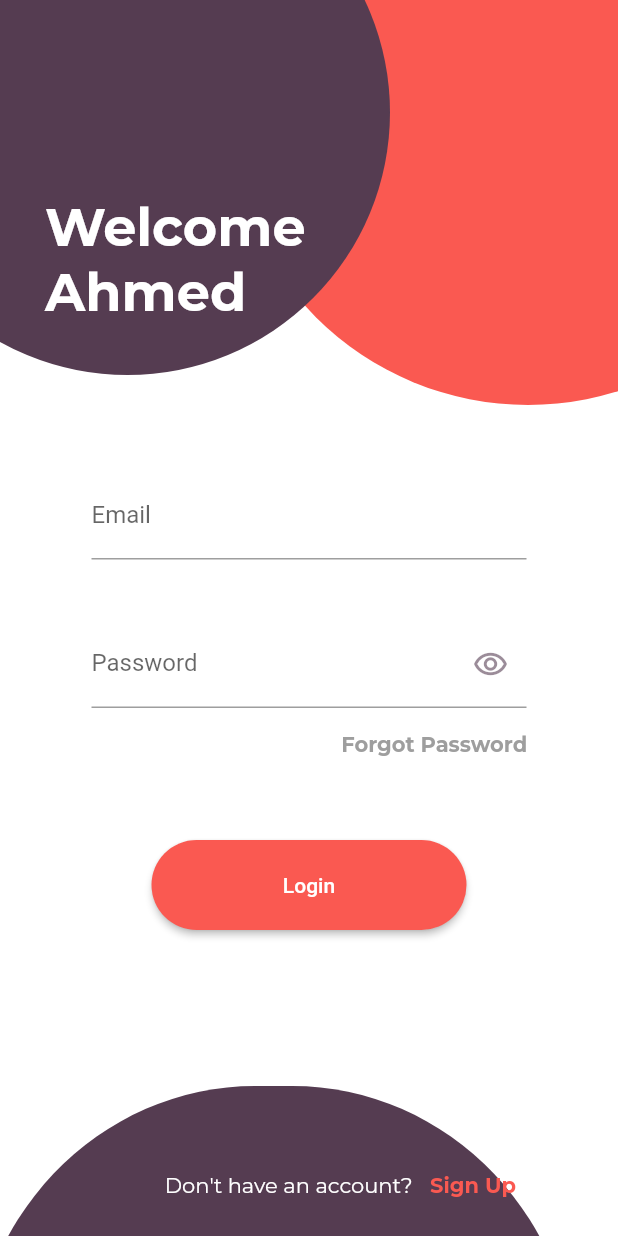
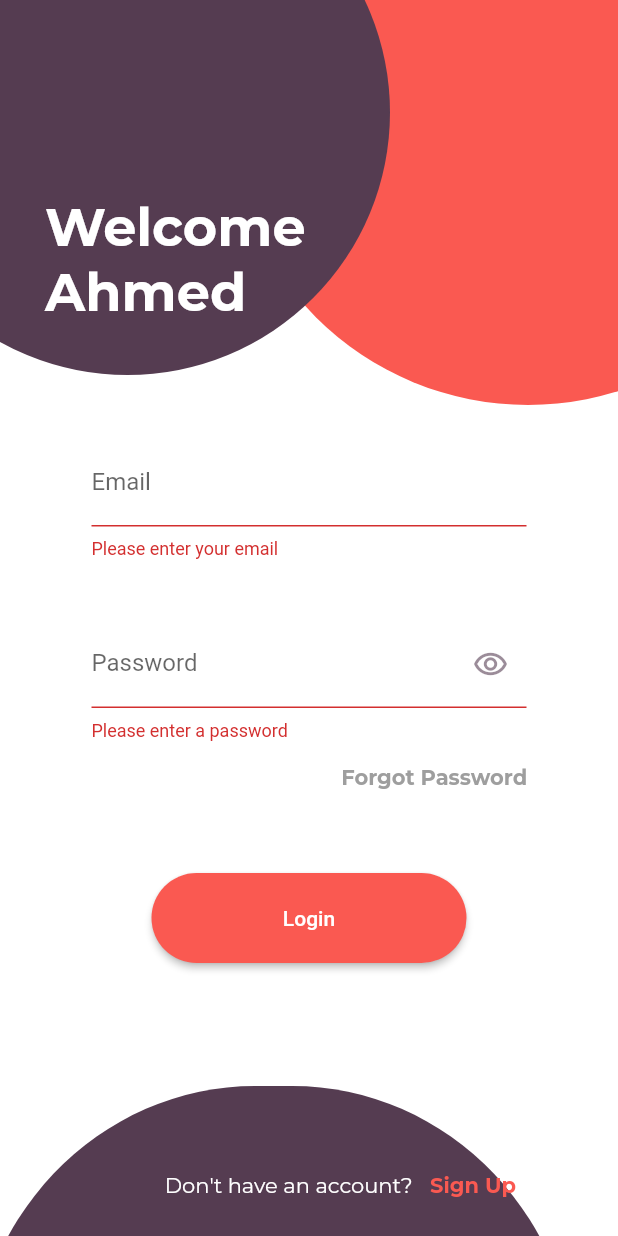
Before and after one commit to AhmedAli006/LogIn-SignUp, a Flutter app: the Login widget shown alone on an empty page, opened directly, after a tap on "Login", on a phone screen of 412 x 824 dp. Run offline on Flutter 3.47's test engine with Material 2 defaults, Android fonts, the phone set to English and light mode, and no system bars; our stand-ins replace google_fonts.

Commit message:
Form validation

```diff
--- a/lib/LoginPage.dart
+++ b/lib/LoginPage.dart
@@ -9,14 +9,40 @@ class Login extends StatefulWidget {
 }
 
 class _LoginState extends State<Login> {
+  final _formKey = GlobalKey<FormState>();
+
+  String _email = '';
+  String _password = '';
   bool _isSecureText = true;
+
+  // void _submitForm() {
+  //   if (_formKey.currentState!.validate()) {
+  //     print('Email: $_email');
+  //     print('Password: $_password');
+  //   }
+  // }
+
+  void _submitForm() {
+  if (_formKey.currentState!.validate()) {
+    // Validate will trigger the onSaved callbacks
+    _formKey.currentState!.save();
+
+    // Form is valid, proceed with registration
+
+    print('Email: $_email');
+    print('Password: $_password');
+  }
+}
+
+
   @override
   Widget build(BuildContext context) {
-    return Scaffold(
-        body: Stack(
+    return Stack(
       children: [
-        Container(
+        Positioned.fill(
+          child: Container(
             color: Colors.white, // You can choose any background color you want
+          ),
         ),
         Positioned(
           top: -130,
@@ -24,7 +50,7 @@ class _LoginState extends State<Login> {
           child: Container(
             width: 400,
             height: 400,
-            decoration: BoxDecoration(
+            decoration: const BoxDecoration(
               shape: BoxShape.circle,
               color: Color(0xfffa5951),
             ),
@@ -36,7 +62,7 @@ class _LoginState extends State<Login> {
           child: Container(
             width: 350,
             height: 350,
-            decoration: BoxDecoration(
+            decoration: const BoxDecoration(
               shape: BoxShape.circle,
               color: Color(0xff553c51),
             ),
@@ -45,13 +71,11 @@ class _LoginState extends State<Login> {
         Positioned(
           top: 130,
           left: 30,
-          child: Container(
           child: Text("Welcome \nAhmed",
               style: GoogleFonts.montserrat(
                   fontSize: 35,
                   fontWeight: FontWeight.bold,
                   color: Colors.white)),
-          ),
         ),
         Positioned(
           bottom: -200,
@@ -60,13 +84,10 @@ class _LoginState extends State<Login> {
             width: 405,
             height: 300,
             decoration: const BoxDecoration(
-              // shape: BoxShape.circle,
-              // borderRadius: BorderRadius.all(Radius.elliptical(200, 110)),
               borderRadius: BorderRadius.only(
                 topLeft: Radius.elliptical(190, 200),
                 topRight: Radius.elliptical(190, 200),
               ),
-
               color: Color(0xff553c51),
             ),
           ),
@@ -85,13 +106,16 @@ class _LoginState extends State<Login> {
                   child: Text(
                     "Sign Up",
                     style: GoogleFonts.montserrat(
-                        color: Color(0xfffa5951), fontWeight: FontWeight.bold),
+                        color: const Color(0xfffa5951),
+                        fontWeight: FontWeight.bold),
                   ))
             ],
           ),
         ),
         Positioned(
           child: Center(
+            child: Form(
+              key: _formKey,
               child: Padding(
                 padding: const EdgeInsets.only(top: 110),
                 child: Column(
@@ -100,8 +124,20 @@ class _LoginState extends State<Login> {
                     // Add your login fields and buttons here
                     Container(
                       width: 290,
-                    child: const TextField(
-                      decoration: InputDecoration(
+                      child: TextFormField(
+                       validator: (value) {
+                  if (value == null || value.isEmpty) {
+                    return 'Please enter your email';
+                  }
+                  if (!RegExp(r'^[\w-]+(\.[\w-]+)*@([\w-]+\.)+[a-zA-Z]{2,7}$').hasMatch(value)) {
+                    return 'Please enter a valid email address';
+                  }
+                  return null;
+                },
+                onSaved: (value) {
+                  _email = value!;
+                },
+                        decoration: const InputDecoration(
                           labelText: 'Email',
                         ),
                       ),
@@ -109,8 +145,23 @@ class _LoginState extends State<Login> {
                     const SizedBox(height: 40),
                     Container(
                       width: 290,
-                    child: TextField(
-                      obscureText: true,
+                      child: TextFormField(
+                       validator: (value) {
+                  if (value == null || value.isEmpty) {
+                    return 'Please enter a password';
+                  }
+                  if (value.length < 8) {
+                    return 'Password must be at least 8 characters long';
+                  }
+                  if (!RegExp(r'^(?=.*?[A-Z])(?=.*?[a-z])(?=.*?[0-9]).{8,}$').hasMatch(value)) {
+                    return 'Password must contain at least one uppercase letter, one lowercase letter, and one digit';
+                  }
+                  return null;
+                },
+                onSaved: (value) {
+                  _password = value!;
+                },
+                        obscureText: _isSecureText,
                         decoration: InputDecoration(
                           labelText: 'Password',
                           suffixIcon: IconButton(
@@ -120,14 +171,14 @@ class _LoginState extends State<Login> {
                               })
                             },
                             icon: const Icon(Icons.remove_red_eye_outlined),
-                          color: Color.fromARGB(150, 85, 60, 81),
+                            color: const Color.fromARGB(150, 85, 60, 81),
                           ),
                         ),
                       ),
                     ),
 
                     Container(
-                    margin: EdgeInsets.only(left: 167),
+                      margin: const EdgeInsets.only(left: 167),
                       child: TextButton(
                           onPressed: () {},
                           child: Text("Forgot Password",
@@ -136,17 +187,22 @@ class _LoginState extends State<Login> {
                                 color: Colors.grey,
                               ))),
                     ),
-                  SizedBox(height: 40),
+                    const SizedBox(height: 40),
 
                     ElevatedButton(
                       onPressed: () {
-                      // Implement your login functionality here
+                        _submitForm();
+                        //                    if (_formKey.currentState!.validate()) {
+                        //   print('Email: $_email');
+                        //   print('Password: $_password');
+                        // }
                       },
                       style: ElevatedButton.styleFrom(
                         backgroundColor: const Color(0xfffa5951),
-                      minimumSize: Size(210, 60),
+                        minimumSize: const Size(210, 60),
                         shape: RoundedRectangleBorder(
-                        borderRadius: BorderRadius.circular(30.0), // Pill shape
+                          borderRadius:
+                              BorderRadius.circular(30.0), // Pill shape
                         ),
                       ),
                       child: const Text('Login'),
@@ -155,8 +211,9 @@ class _LoginState extends State<Login> {
                 ),
               ),
             ),
+          ),
         )
       ],
-    ));
+    );
   }
 }
```
Also changed, not shown: lib/SignUp.dart (+114 -54 lines), lib/main.dart (+19 -5 lines). Lines whose indentation alone changed are shown as unchanged.
